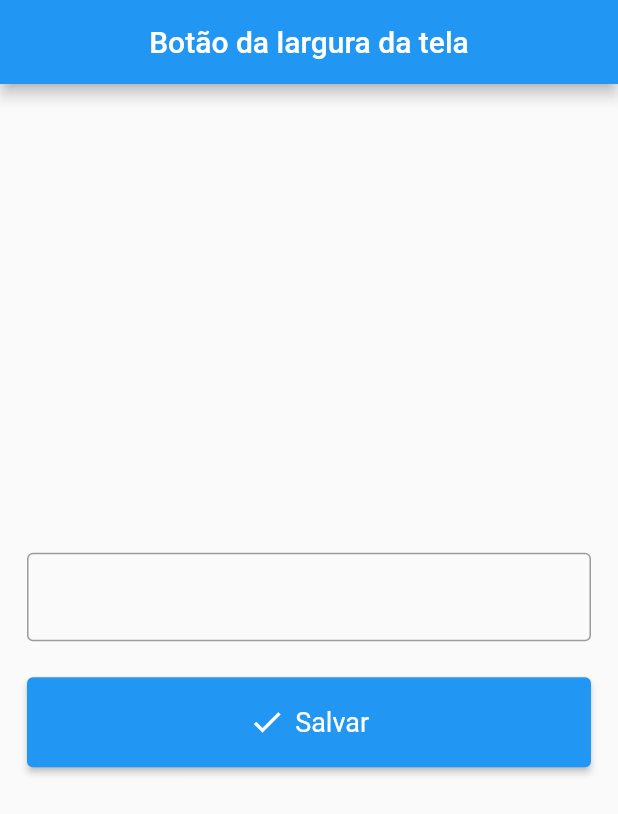
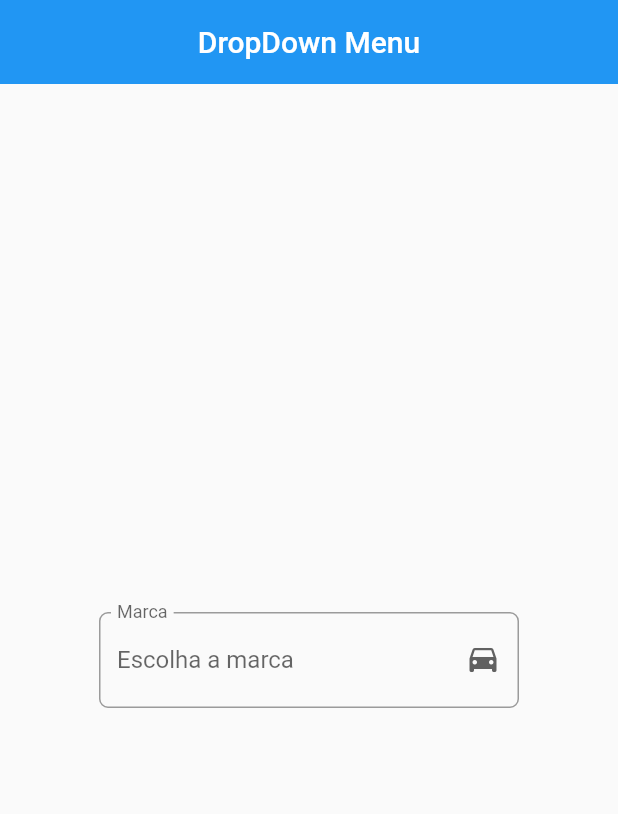
Before and after one commit to Joallisson/Testes-Telas-Flutter, a Flutter app: the screen it shows after launch, on a phone screen of 412 x 824 dp. Shown: the top 814 px of the screen. Run offline on Flutter 3.47's test engine with Material 2 defaults, Android fonts, the light colour scheme and no system bars.

Commit message:
DropDown Menu no Flutter

```diff
--- a/lib/main.dart
+++ b/lib/main.dart
@@ -1,5 +1,5 @@
 import 'package:flutter/material.dart';
-import 'package:teste_app_flutter/pages/button_page.dart';
+import 'package:teste_app_flutter/pages/drop_page.dart';
 
 void main() {
   runApp(const PrimeiraTela());
@@ -16,7 +16,7 @@ class PrimeiraTela extends StatelessWidget{
       theme: ThemeData(
         primarySwatch: Colors.blue,
       ),
-      home: ButtonPage(),
+      home: DropPage(),
     );
   }
 }
--- /dev/null
+++ b/lib/pages/drop_page.dart
@@ -0,0 +1,46 @@
+import 'package:flutter/material.dart';
+
+class DropPage extends StatelessWidget {
+  final dropValue = ValueNotifier('');
+  final dropOpcoes = ['Audi', 'BMW', 'Ferrari', 'Lamborguini', 'Tesla'];
+
+  DropPage({super.key});
+
+  @override
+  Widget build(BuildContext context) {
+    return Scaffold(
+      appBar: AppBar(
+        title: Center(
+          child: const Text('DropDown Menu'),
+        ),
+        elevation: 0,
+      ),
+      body: Center(
+        child: ValueListenableBuilder(
+            valueListenable: dropValue,
+            builder: (BuildContext context, String value, _) {
+              return SizedBox(
+                width: 280,
+                child: DropdownButtonFormField<String>(
+                  isExpanded: true,
+                  icon: Icon(Icons.drive_eta),
+                  hint: const Text("Escolha a marca"),
+                  decoration: InputDecoration(
+                    label: const Text("Marca"),
+                    border: OutlineInputBorder(borderRadius: BorderRadius.circular(6)),
+                  ),
+                  value: (value.isEmpty) ? null : value,
+                  onChanged: (escolha) => dropValue.value = escolha.toString(),
+                  items: dropOpcoes
+                      .map((opcao) => DropdownMenuItem(
+                            value: opcao,
+                            child: Text(opcao),
+                          ))
+                      .toList(),
+                ),
+              );
+            }),
+      ),
+    );
+  }
+}
```
